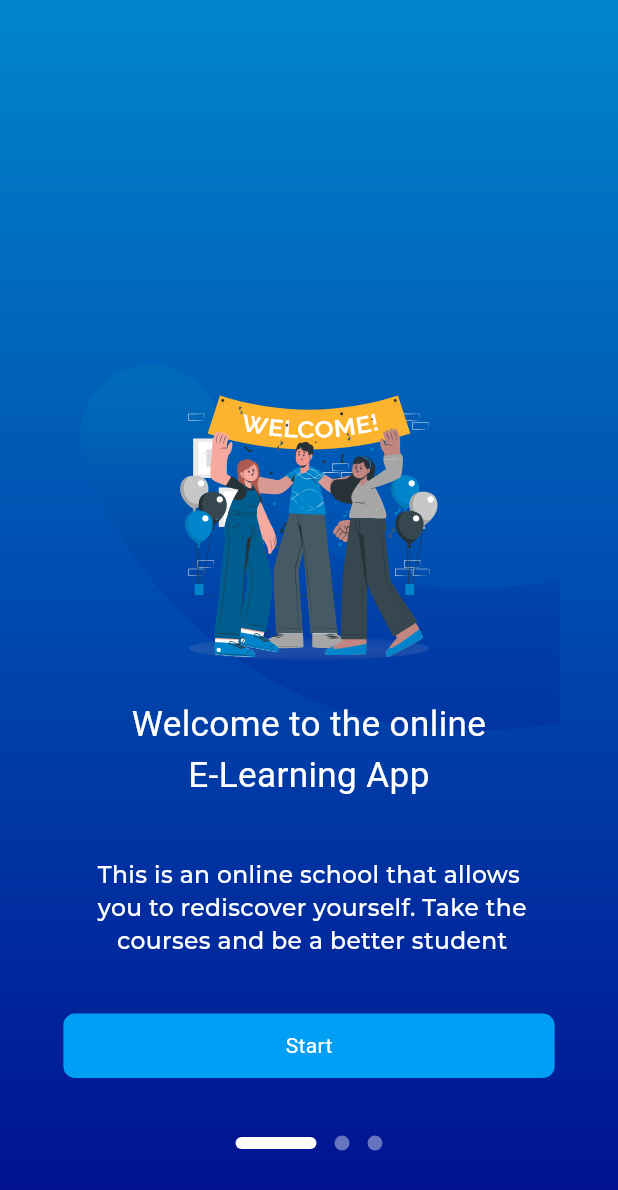
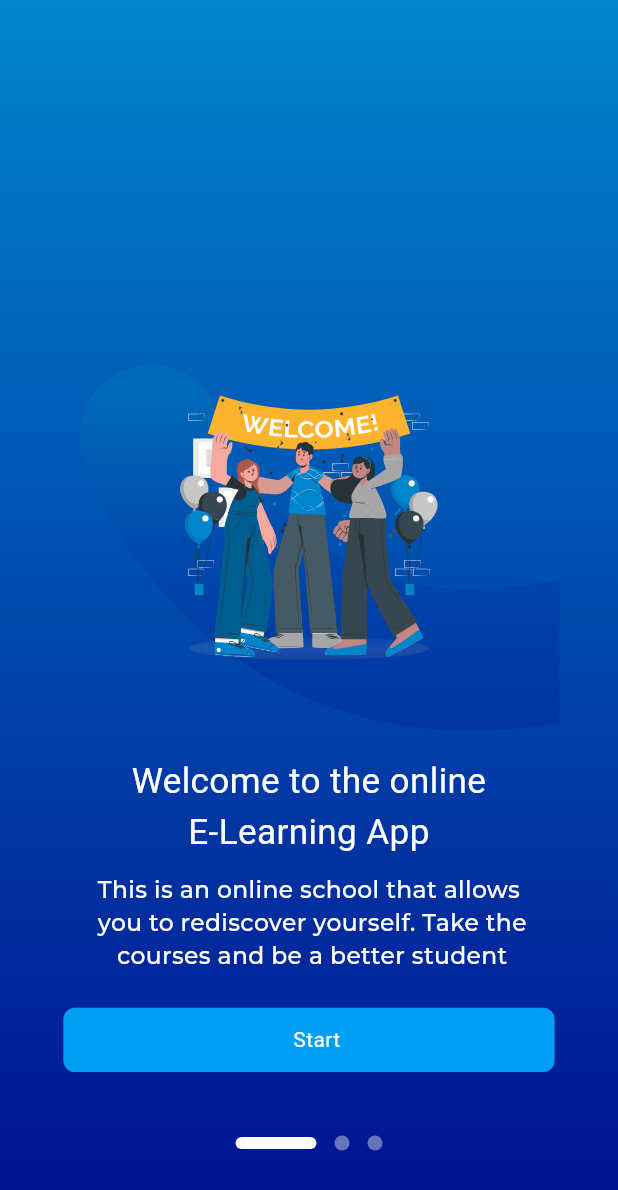
Before and after one commit to alsakniahmad51/Quis, a Flutter app: the screen it shows after launch, on a phone screen of 412 x 824 dp. Shown: the top 1190 px of the screen. Run offline on Flutter 3.47's test engine with Material 3 defaults, Android fonts, the phone set to English and light mode, and no system bars; drawn by our look-alikes of introduction_screen; our stand-ins replace flutter_screenutil, flutter_svg, font_awesome_flutter; Roboto replaces fonts that are missing (mochiy).

```diff
--- a/lib/core/util/approuter.dart
+++ b/lib/core/util/approuter.dart
@@ -1,4 +1,5 @@
 import 'package:flutter/material.dart';
+import 'package:quis_app/features/Authentecation/presentation/pages/login.dart';
 import 'package:quis_app/features/onboarding/presentation/pages/onboarding.dart';
 import 'package:quis_app/features/onboarding/presentation/pages/splash.dart';
 
@@ -7,13 +8,16 @@ class AppRouter {
     switch (settings.name) {
       case '/':
         return MaterialPageRoute(
-          builder: (context) => SplashScreen(),
+          builder: (context) => const SplashScreen(),
         );
       case '/onBoarding':
         return MaterialPageRoute(
-          builder: (context) => OnBoardingPage(),
+          builder: (context) => const OnBoardingPage(),
         );
-
+      case '/Auth':
+        return MaterialPageRoute(
+          builder: (context) => const LoginPage(),
+        );
       default:
     }
   }
--- a/lib/core/util/constants.dart
+++ b/lib/core/util/constants.dart
@@ -5,3 +5,8 @@ abstract class AppSize {
 
 String fontApp = 'mochiy';
 String montserrate = 'montserrat';
+void main() {
+  Set<String> a = {"Ahmad", "kd", "dkd"};
+
+  print(a.elementAt(0));
+}
--- a/lib/features/onboarding/presentation/pages/onboarding.dart
+++ b/lib/features/onboarding/presentation/pages/onboarding.dart
@@ -1,7 +1,7 @@
 import 'package:flutter/foundation.dart';
 import 'package:flutter/material.dart';
 import 'package:introduction_screen/introduction_screen.dart';
-import 'package:quis_app/features/onboarding/presentation/widgets/onBoarding_pages_list.dart';
+import 'package:quis_app/features/onboarding/presentation/widgets/onboarding_pages_list.dart';
 
 class OnBoardingPage extends StatefulWidget {
   const OnBoardingPage({super.key});
@@ -27,7 +27,7 @@ class OnBoardingPageState extends State<OnBoardingPage> {
       allowImplicitScrolling: true,
       autoScrollDuration: 50000,
       infiniteAutoScroll: true,
-      pages: pages,
+      pages: pages(context),
 
       showSkipButton: false,
       skipOrBackFlex: 0,
--- a/lib/features/onboarding/presentation/widgets/body_widget.dart
+++ b/lib/features/onboarding/presentation/widgets/body_widget.dart
@@ -4,8 +4,6 @@ import 'package:flutter_screenutil/flutter_screenutil.dart';
 import 'package:flutter_svg/svg.dart';
 
 import 'package:quis_app/core/util/constants.dart';
-import 'package:quis_app/features/onboarding/presentation/pages/onboarding.dart';
-import 'package:quis_app/features/onboarding/presentation/widgets/customButton.dart';
 
 class BodyWidget extends StatelessWidget {
   const BodyWidget({
@@ -13,10 +11,13 @@ class BodyWidget extends StatelessWidget {
     required this.imagePath,
     required this.title,
     required this.subtitle,
+    required this.button,
   });
   final String imagePath;
   final String title;
   final String subtitle;
+
+  final Widget button;
   @override
   Widget build(BuildContext context) {
     return Stack(
@@ -27,7 +28,7 @@ class BodyWidget extends StatelessWidget {
         Column(
           children: [
             SizedBox(
-              height: 390.h,
+              height: 425.h,
             ),
             Center(
               child: Text(
@@ -37,7 +38,7 @@ class BodyWidget extends StatelessWidget {
               ),
             ),
             SizedBox(
-              height: 39.h,
+              height: 10.h,
             ),
             Center(
               child: Text(
@@ -50,12 +51,13 @@ class BodyWidget extends StatelessWidget {
               ),
             ),
             SizedBox(
-              height: 39.h,
+              height: 25.h,
             ),
-            CustomButton(
-              introKey: introKey,
-              textButton: "Start",
-            ),
+            button
+            // CustomButton(
+            //   introKey: introKey,
+            //   textButton: textButton,
+            // ),
           ],
         )
       ],
--- a/lib/features/onboarding/presentation/widgets/customButton.dart
+++ b/lib/features/onboarding/presentation/widgets/customButton.dart
@@ -7,29 +7,56 @@ import 'package:introduction_screen/introduction_screen.dart';
 class CustomButton extends StatelessWidget {
   const CustomButton({
     super.key,
-    required this.introKey,
     required this.textButton,
+    required this.onPressed,
+    required this.colorButton,
+    required this.iconButton,
   });
 
-  final GlobalKey<IntroductionScreenState> introKey;
   final String textButton;
+  final void Function() onPressed;
+  final Color colorButton;
+  final IconData? iconButton;
   @override
   Widget build(BuildContext context) {
     return Center(
       child: InkWell(
-        onTap: () => introKey.currentState!.controller.nextPage(
-            duration: const Duration(milliseconds: 400),
-            curve: Curves.easeInToLinear),
+        onTap: onPressed,
         child: Container(
+          margin: EdgeInsets.symmetric(horizontal: 10.w),
           width: 310.w,
           height: 44.h,
           decoration: BoxDecoration(
-              color: const Color(0xff009FF5),
+              color: colorButton,
               borderRadius: BorderRadius.all(Radius.circular(8.r))),
           child: Center(
-            child: Text(
-              textButton,
-              style: const TextStyle(color: Colors.white),
+            child: Row(
+              mainAxisAlignment: MainAxisAlignment.spaceBetween,
+              children: [
+                // SizedBox(
+                //   width: 10.w,
+                // ),
+                Padding(
+                  padding: EdgeInsets.only(left: 12.w),
+                  child: Icon(
+                    iconButton,
+                    color: colorButton == Colors.white
+                        ? Colors.black
+                        : Colors.white,
+                  ),
+                ),
+                Text(
+                  textAlign: TextAlign.center,
+                  textButton,
+                  style: TextStyle(
+                      color: colorButton == Colors.white
+                          ? Colors.black
+                          : Colors.white),
+                ),
+                SizedBox(
+                  width: 25.w,
+                )
+              ],
             ),
           ),
         ),
--- a/lib/features/onboarding/presentation/widgets/onBoarding_pages_list.dart
+++ b/lib/features/onboarding/presentation/widgets/onBoarding_pages_list.dart
@@ -1,26 +1,109 @@
+// ignore_for_file: file_names
+
+import 'package:flutter/material.dart';
+import 'package:flutter_screenutil/flutter_screenutil.dart';
+import 'package:font_awesome_flutter/font_awesome_flutter.dart';
 import 'package:introduction_screen/introduction_screen.dart';
+import 'package:quis_app/core/util/constants.dart';
+import 'package:quis_app/features/onboarding/presentation/pages/onboarding.dart';
 import 'package:quis_app/features/onboarding/presentation/widgets/body_widget.dart';
+import 'package:quis_app/features/onboarding/presentation/widgets/customButton.dart';
 import 'package:quis_app/features/onboarding/presentation/widgets/page_decoration.dart';
 
-List<PageViewModel> pages = [
+List<PageViewModel> pages(BuildContext context) => [
       PageViewModel(
         title: "",
-    bodyWidget: const BodyWidget(
+        bodyWidget: BodyWidget(
           imagePath: "assets/svgimages/Frame 8.svg",
           title: "Welcome to the online\nE-Learning App",
           subtitle:
               "This is an online school that allows\n you to rediscover yourself. Take the\n courses and be a better student",
+          button: CustomButton(
+            iconButton: null,
+            colorButton: const Color(0xff009FF5),
+            onPressed: () => introKey.currentState!.controller.nextPage(
+                duration: const Duration(milliseconds: 400),
+                curve: Curves.easeInToLinear),
+            textButton: "Start",
+          ),
         ),
         decoration: pageDecoration,
       ),
       PageViewModel(
+        bodyWidget: BodyWidget(
+            button: CustomButton(
+              iconButton: null,
+              colorButton: const Color(0xff009FF5),
+              onPressed: () => introKey.currentState!.controller.nextPage(
+                  duration: const Duration(milliseconds: 400),
+                  curve: Curves.easeInToLinear),
+              textButton: "Continues",
+            ),
+            imagePath: "assets/svgimages/Frame 9.svg",
+            title: "Anytime, Anywhere",
+            subtitle:
+                "Enjoy the captivating process of online education in a place and at time of your choice."),
         title: "",
-    body: "",
         decoration: pageDecoration,
       ),
       PageViewModel(
         title: "",
-    body: "",
+        bodyWidget: BodyWidget(
+            imagePath: "assets/svgimages/Frame 10.svg",
+            title: "Log in or sign up",
+            subtitle: "select desire log in methode",
+            button: Column(
+              children: [
+                CustomButton(
+                  iconButton: Icons.phone,
+                  colorButton: Colors.white,
+                  textButton: "Phone",
+                  onPressed: () {},
+                ),
+                SizedBox(
+                  height: 11.h,
+                ),
+                CustomButton(
+                  iconButton: Icons.email,
+                  textButton: "Email address",
+                  onPressed: () {
+                    Navigator.of(context).pushNamed("/Auth");
+                  },
+                  colorButton: Colors.white,
+                ),
+                SizedBox(
+                  height: 11.h,
+                ),
+                CustomButton(
+                  iconButton: FontAwesomeIcons.google,
+                  textButton: "Log in with Google",
+                  onPressed: () {},
+                  colorButton: const Color(0xff009FF5),
+                ),
+                SizedBox(
+                  height: 11.h,
+                ),
+                Text(
+                  textAlign: TextAlign.center,
+                  "By registering or skipping this your agree to",
+                  style: TextStyle(
+                      color: Colors.white,
+                      fontSize: 11.sp,
+                      fontFamily: montserrate,
+                      fontWeight: FontWeight.w500),
+                ),
+                InkWell(
+                  onTap: () {},
+                  child: Text(
+                    "Terms of Service",
+                    style: TextStyle(
+                        color: const Color(0xff0085CC),
+                        fontSize: 11.sp,
+                        fontWeight: FontWeight.w500),
+                  ),
+                )
+              ],
+            )),
         decoration: pageDecoration,
       ),
     ];
--- a/pubspec.yaml
+++ b/pubspec.yaml
@@ -35,6 +35,7 @@ dependencies:
   flutter_onboarding_slider: ^1.0.11
   flutter_screenutil: ^5.9.0
   flutter_svg: ^2.0.10+1
+  font_awesome_flutter: ^10.7.0
   introduction_screen: ^3.1.14
 
 dev_dependencies:
@@ -71,8 +72,8 @@ flutter:
     - family: mochiy
       fonts:
         - asset: assets/fonts/MochiyPopOne-Regular.ttf
-  #       - asset: fonts/Schyler-Italic.ttf
-  #         style: italic
+    #       - asset: fonts/Schyler-Italic.ttf
+    #         style: italic
     - family: montserrat
       fonts:
         - asset: assets/fonts/Montserrat-Medium.ttf
```
Also changed, not shown: lib/features/Authentecation/presentation/pages/login.dart (added, +57 -0 lines), lib/features/Authentecation/presentation/widgets/customtextfield.dart (added, +33 -0 lines), assets/images/Frame 11.png (added), assets/svgimages/Frame 10.svg (added), assets/svgimages/Frame 11.svg (added), assets/svgimages/Frame 9.svg (added), assets/svgimages/cuate.svg (added), pubspec.lock. Lines whose indentation alone changed are shown as unchanged.
